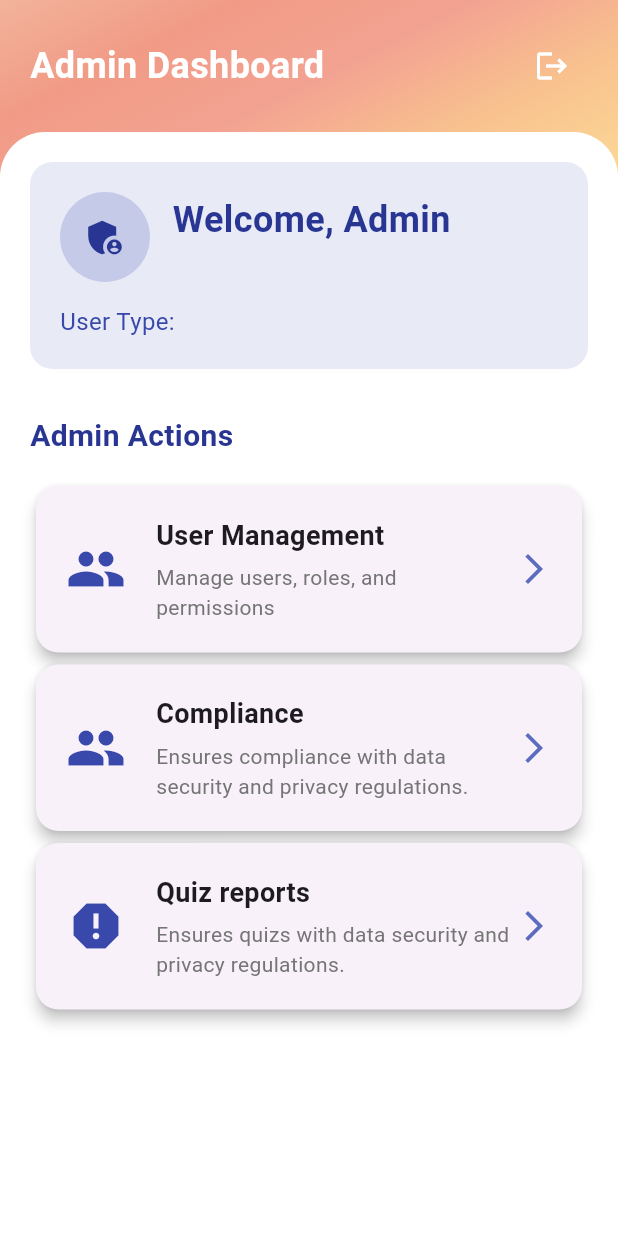
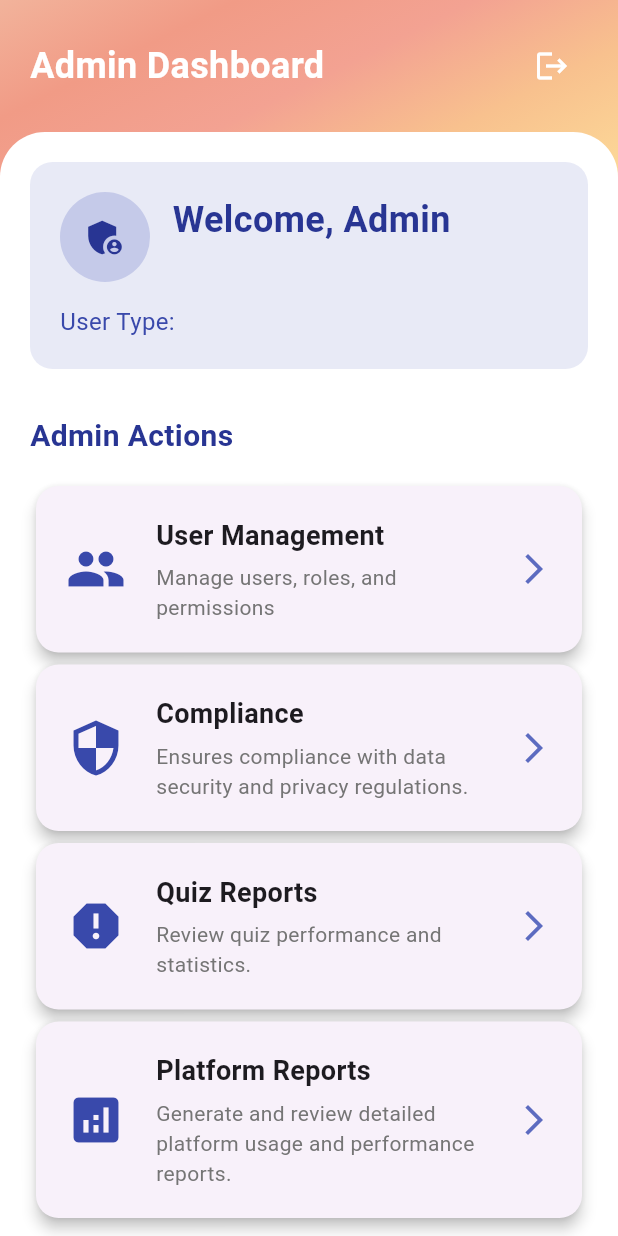
Before and after one commit to BS-PMC-2024/BS-PMC-2024-Team18, a Flutter app: the AdminHomePage screen opened directly, on a phone screen of 412 x 824 dp. Run offline on Flutter 3.47's test engine with Material 3 defaults, Android fonts, the phone set to English and light mode, and no system bars; drawn by our look-alikes of animated_text_kit; our stand-ins replace cloud_firestore, file_picker, firebase_auth, firebase_core, firebase_database, fl_chart and 3 more; missing offline and left inert: easy_separator, syncfusion_flutter_pdf; accounts and stored records are empty.

Commit message:
BSPMS2418-120

```diff
--- a/quiz_learn_app_ai/lib/admin_pages/admin_home_page.dart
+++ b/quiz_learn_app_ai/lib/admin_pages/admin_home_page.dart
@@ -5,6 +5,7 @@ import 'package:animated_text_kit/animated_text_kit.dart';
 import 'package:quiz_learn_app_ai/admin_pages/admin_compliance_page.dart';
 import 'package:quiz_learn_app_ai/admin_pages/admin_quiz_reports_page.dart';
 import 'package:quiz_learn_app_ai/admin_pages/admin_user_management_page.dart';
+import 'package:quiz_learn_app_ai/admin_pages/admin_platform_reports_page.dart';
 import 'package:quiz_learn_app_ai/auth_pages/auth.dart';
 import 'package:quiz_learn_app_ai/auth_pages/auth_page.dart';
 import 'package:quiz_learn_app_ai/auth_pages/loading_page.dart';
@@ -18,13 +19,13 @@ class AdminHomePage extends StatefulWidget {
 }
 
 class AdminHomePageState extends State<AdminHomePage> {
-
   String? userEmail;
   String? userType;
   bool _isLoading = true;
   final FirebaseAuth _auth = FirebaseAuth.instance;
   final FirebaseService _firebaseService = FirebaseService();
   final Auth auth = Auth(auth: FirebaseAuth.instance);
+
   @override
   void initState() {
     super.initState();
@@ -56,7 +57,6 @@ Future<void> _loadUserData() async {
   Future<void> _signOut() async {
     try {
       String result = await auth.signOut();
-
       if (result == "Success") {
         if (mounted) {
           Navigator.of(context).pushAndRemoveUntil(
@@ -65,7 +65,6 @@ Future<void> _loadUserData() async {
           );
         }
       } else {
-      // Handle sign out failure
         if (mounted) {
           ScaffoldMessenger.of(context).showSnackBar(
             SnackBar(content: Text('Sign out failed: $result')),
@@ -73,7 +72,6 @@ Future<void> _loadUserData() async {
         }
       }
     } catch (e) {
-    // Handle any unexpected errors
       if (mounted) {
         ScaffoldMessenger.of(context).showSnackBar(
           SnackBar(content: Text('An error occurred during sign out: $e')),
@@ -81,9 +79,10 @@ Future<void> _loadUserData() async {
       }
       if (kDebugMode) {
         print("Detailed sign out error: $e");
-    } // For debugging
       }
     }
+  }
+
   @override
   Widget build(BuildContext context) {
     return Scaffold(
@@ -95,20 +94,20 @@ Future<void> _loadUserData() async {
                   begin: Alignment.topLeft,
                   end: Alignment.bottomRight,
                   colors: [
-Color(0xFFf2b39b), // Lighter #eb8671
-Color(0xFFf19b86), // Lighter #ea7059
-Color(0xFFf3a292), // Lighter #ef7d5d
-Color(0xFFf8c18e), // Lighter #f8a567
-Color(0xFFfcd797), // Lighter #fecc63
-Color(0xFFcdd7a7), // Lighter #a7c484
-Color(0xFF8fb8aa), // Lighter #5b9f8d
-Color(0xFF73adbb), // Lighter #257b8c
-Color(0xFFcc7699), // Lighter #ad3d75
-Color(0xFF84d9db), // Lighter #1fd1d5
-Color(0xFF85a8cf), // Lighter #2e7cbc
-Color(0xFF8487ac), // Lighter #3d5488
-Color(0xFFb7879c), // Lighter #99497f
-Color(0xFF86cfd6), // Lighter #23b7c1
+                    Color(0xFFf2b39b),
+                    Color(0xFFf19b86),
+                    Color(0xFFf3a292),
+                    Color(0xFFf8c18e),
+                    Color(0xFFfcd797),
+                    Color(0xFFcdd7a7),
+                    Color(0xFF8fb8aa),
+                    Color(0xFF73adbb),
+                    Color(0xFFcc7699),
+                    Color(0xFF84d9db),
+                    Color(0xFF85a8cf),
+                    Color(0xFF8487ac),
+                    Color(0xFFb7879c),
+                    Color(0xFF86cfd6),
                   ],
                 ),
               ),
@@ -134,6 +133,7 @@ Color(0xFF86cfd6), // Lighter #23b7c1
             ),
     );
   }
+
   Widget _buildAppBar() {
     return Padding(
       padding: const EdgeInsets.all(20.0),
@@ -178,13 +178,14 @@ Color(0xFF86cfd6), // Lighter #23b7c1
       ),
     );
   }
+
   String _formatUserName(String? email) {
     if (email == null || email.isEmpty) {
       return 'Admin';
     }
-  // Remove everything after and including '@'
     return email.split('@')[0];
   }
+
   Widget _buildWelcomeSection() {
     return Container(
       padding: const EdgeInsets.all(20),
@@ -272,7 +273,7 @@ String _formatUserName(String? email) {
         },
       ),
       _buildActionCard(
-          icon: Icons.people,
+        icon: Icons.security,
         title: 'Compliance',
         description: 'Ensures compliance with data security and privacy regulations.',
         onTap: () {
@@ -284,12 +285,23 @@ String _formatUserName(String? email) {
       ),
       _buildActionCard(
         icon: Icons.report,
-          title: 'Quiz reports',
-          description: 'Ensures quizs with data security and privacy regulations.',
+        title: 'Quiz Reports',
+        description: 'Review quiz performance and statistics.',
         onTap: () {
           Navigator.push(
             context,
             MaterialPageRoute(builder: (context) => const AdminQuizReportsPage()),
+          );
+        },
+      ),
+      _buildActionCard(
+        icon: Icons.analytics,
+        title: 'Platform Reports',
+        description: 'Generate and review detailed platform usage and performance reports.',
+        onTap: () {
+          Navigator.push(
+            context,
+            MaterialPageRoute(builder: (context) => const AdminPlatformReportsPage()),
           );
         },
       ),
```
Also changed, not shown: quiz_learn_app_ai/lib/admin_pages/admin_platform_reports_page.dart (added, +94 -0 lines), quiz_learn_app_ai/lib/services/firebase_service.dart (+40 -0 lines). Lines whose indentation alone changed are shown as unchanged.
